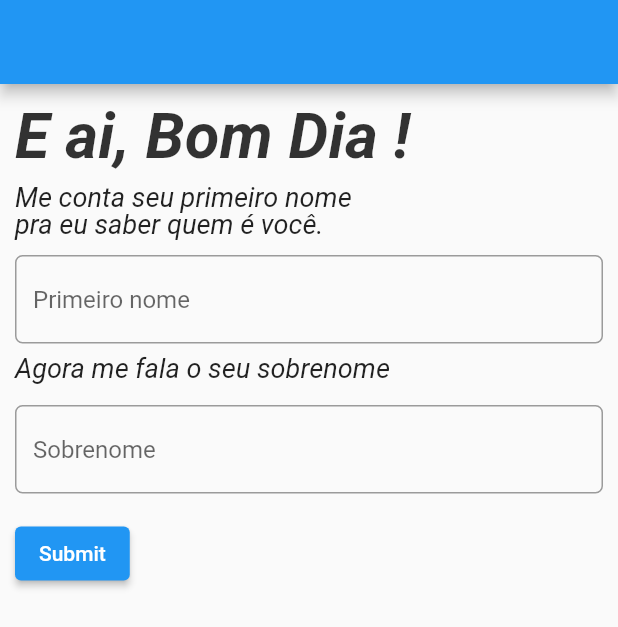
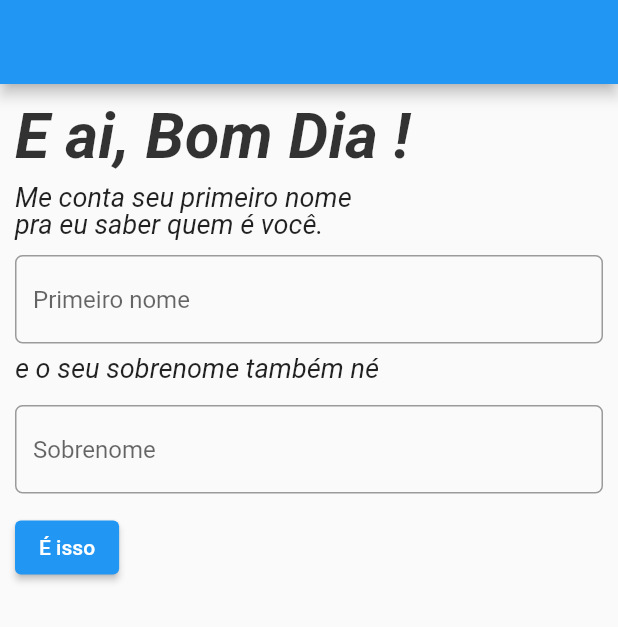
Before and after one commit to caiofumiya/my-flutter-project, a Flutter app: the screen it shows after launch, on a phone screen of 412 x 824 dp. Shown: the top 627 px of the screen. Run offline on Flutter 3.47's test engine with Material 2 defaults, Android fonts, the phone set to English and light mode, and no system bars.

Commit message:
Adding Scroll, fade animation and, fixing texts

```diff
--- a/lib/main.dart
+++ b/lib/main.dart
@@ -30,20 +30,38 @@ class MyStatefulWidget extends StatefulWidget {
 /// This is the private State class that goes with MyStatefulWidget.
 class _MyStatefulWidgetState extends State<MyStatefulWidget> {
   final GlobalKey<FormState> _formKey = GlobalKey<FormState>();
+  final GlobalKey<FormState> _secondFormKey = GlobalKey<FormState>();
 
   TextEditingController firstNameController = TextEditingController();
   TextEditingController lastNameController = TextEditingController();
+  TextEditingController instragramController = TextEditingController();
+
+  String firstName = "";
 
   bool submitIsVisible = true;
+  bool secondFormIsVisible = false;
 
   @override
   Widget build(BuildContext context) {
-
-    return Form(
+    return SingleChildScrollView(
+      child: Column(
+        crossAxisAlignment: CrossAxisAlignment.start,
+        children: <Widget>[
+          // ElevatedButton(
+          //   onPressed: () {
+          //     setState(() {
+          //       submitIsVisible = !submitIsVisible;
+          //     });
+          //   },
+          //   child: const Text('Toggle Visibility'),
+          // ),
+          Padding(
+            padding: const EdgeInsets.symmetric(horizontal: 10),
+            child: Column(
+                crossAxisAlignment: CrossAxisAlignment.start,
+                children: <Widget>[
+                  Form(
                     key: _formKey,
-      child: Container(
-        child: Padding(
-            padding: const EdgeInsets.symmetric(horizontal: 10),
                     child: Column(
                       crossAxisAlignment: CrossAxisAlignment.start,
                       children: <Widget>[
@@ -79,13 +97,14 @@ class _MyStatefulWidgetState extends State<MyStatefulWidget> {
                         TextFormField(
                           decoration: const InputDecoration(
                             border: OutlineInputBorder(
-                        borderRadius: BorderRadius.all(Radius.circular(5.0)),
+                                borderRadius:
+                                    BorderRadius.all(Radius.circular(5.0)),
                                 borderSide: BorderSide(color: Colors.blue)),
                             hintText: 'Primeiro nome',
                           ),
                           validator: (String? value) {
                             if (value == null || value.isEmpty) {
-                      return 'Please enter your name';
+                              return 'Faltou seu nome aqui !';
                             }
                             return null;
                           },
@@ -96,7 +115,7 @@ class _MyStatefulWidgetState extends State<MyStatefulWidget> {
                           child: Align(
                             alignment: Alignment.centerLeft,
                             child: Text(
-                      "Agora me fala o seu sobrenome",
+                              "e o seu sobrenome também né",
                               style: TextStyle(
                                   fontSize: 18,
                                   height: 0.5,
@@ -108,19 +127,20 @@ class _MyStatefulWidgetState extends State<MyStatefulWidget> {
                         TextFormField(
                           decoration: const InputDecoration(
                             border: OutlineInputBorder(
-                        borderRadius: BorderRadius.all(Radius.circular(5.0)),
+                                borderRadius:
+                                    BorderRadius.all(Radius.circular(5.0)),
                                 borderSide: BorderSide(color: Colors.blue)),
                             hintText: 'Sobrenome',
                           ),
                           validator: (String? value) {
                             if (value == null || value.isEmpty) {
-                      return 'Please enter your name';
+                              return 'E o sobrenome ?';
                             }
                             return null;
                           },
                           controller: lastNameController,
                         ),
-                SizedBox(height: 16),
+                        SizedBox(height: 12),
                         Visibility(
                           visible: submitIsVisible,
                           child: ElevatedButton(
@@ -128,25 +148,108 @@ class _MyStatefulWidgetState extends State<MyStatefulWidget> {
                               // Validate will return true if the form is valid, or false if
                               // the form is invalid.
                               if (_formKey.currentState!.validate()) {
+                                FocusScope.of(context).unfocus();
 
                                 setState(() {
                                   submitIsVisible = false;
                                 });
 
+                                Future.delayed(Duration(milliseconds: 500), () {
+                                  firstName = firstNameController.text.trim();
+
                                   String completeName = firstNameController.text.trim() + ' ' + lastNameController.text.trim();
 
-                          ScaffoldMessenger.of(context).showSnackBar(
-                            SnackBar(content: Text("Olá " + completeName)),
-                          );
-
+                                  setState(() {
+                                    secondFormIsVisible = !secondFormIsVisible;
+                                  });
+                                });
                               }
                             },
-                      child: const Text('Submit'),
+                            child: const Text('É isso'),
+                          ),
+                        ),
+                      ],
+                    ),
+                  ),
+                  AnimatedOpacity(
+                    opacity: secondFormIsVisible ? 1.0 : 0.0,
+                    duration: const Duration(milliseconds: 300),
+                    child: Form(
+                      key: _secondFormKey,
+                      child: Column(
+                          crossAxisAlignment: CrossAxisAlignment.start,
+                          children: <Widget>[
+                            SizedBox(height: 10),
+                            Container(
+                              child: Align(
+                                alignment: Alignment.centerLeft,
+                                child: Text(
+                                  "Prazer em te conhecer $firstName",
+                                  style: TextStyle(
+                                      fontSize: 42,
+                                      fontWeight: FontWeight.bold,
+                                      fontStyle: FontStyle.italic,
+                                      color: Colors.black.withOpacity(0.8)),
+                                ),
                               ),
                             ),
                             SizedBox(height: 16),
+                            Align(
+                              alignment: Alignment.centerLeft,
+                              child: Text(
+                                "Você pode me falar qual o seu Instagram, \n\n"
+                                "para eu ver como você é ?",
+                                style: TextStyle(
+                                    fontSize: 18,
+                                    height: 0.5,
+                                    fontStyle: FontStyle.italic),
+                              ),
+                            ),
+                            SizedBox(height: 5),
+                            Align(
+                              alignment: Alignment.centerLeft,
+                              child: Text(
+                                "(Se você quiser é claro kkk !)",
+                                style: TextStyle(
+                                    color: Colors.black.withOpacity(0.7),
+                                    fontSize: 15,
+                                    height: 1,
+                                    fontStyle: FontStyle.italic),
+                              ),
+                            ),
+                            SizedBox(height: 12),
+                            TextFormField(
+                              decoration: const InputDecoration(
+                                border: OutlineInputBorder(
+                                    borderRadius:
+                                        BorderRadius.all(Radius.circular(5.0)),
+                                    borderSide: BorderSide(color: Colors.blue)),
+                                hintText: 'Ex: @caiofumiya',
+                              ),
+                              controller: instragramController,
+                            ),
+                            ElevatedButton(
+                              onPressed: () {
+                                // Validate will return true if the form is valid, or false if
+                                // the form is invalid.
+                                if (_formKey.currentState!.validate()) {
+                                  FocusScope.of(context).unfocus();
+
+                                  Future.delayed(Duration(milliseconds: 500), () {
+                                    ScaffoldMessenger.of(context).showSnackBar(
+                                      SnackBar(content: Text("Seu insta é " + instragramController.text)),
+                                    );
+                                  });
+                                }
+                              },
+                              child: const Text('Seguir'),
+                            ),
+                          ]),
+                    ),
+                  ),
+                ]),
+          ),
         ],
-            )),
       ),
     );
   }
--- a/pubspec.yaml
+++ b/pubspec.yaml
@@ -1,4 +1,4 @@
-name: exemplo
+name: my_first_app
 description: A new Flutter project.
 
 # The following line prevents the package from being accidentally published to
```
Also changed, not shown: 9 other files. Lines whose indentation alone changed are shown as unchanged.
